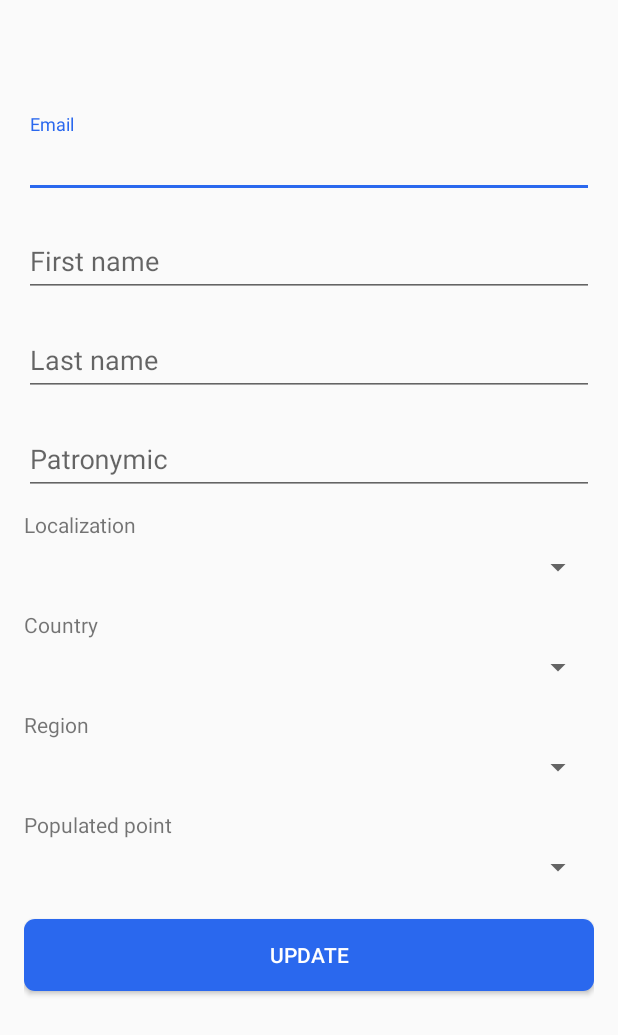
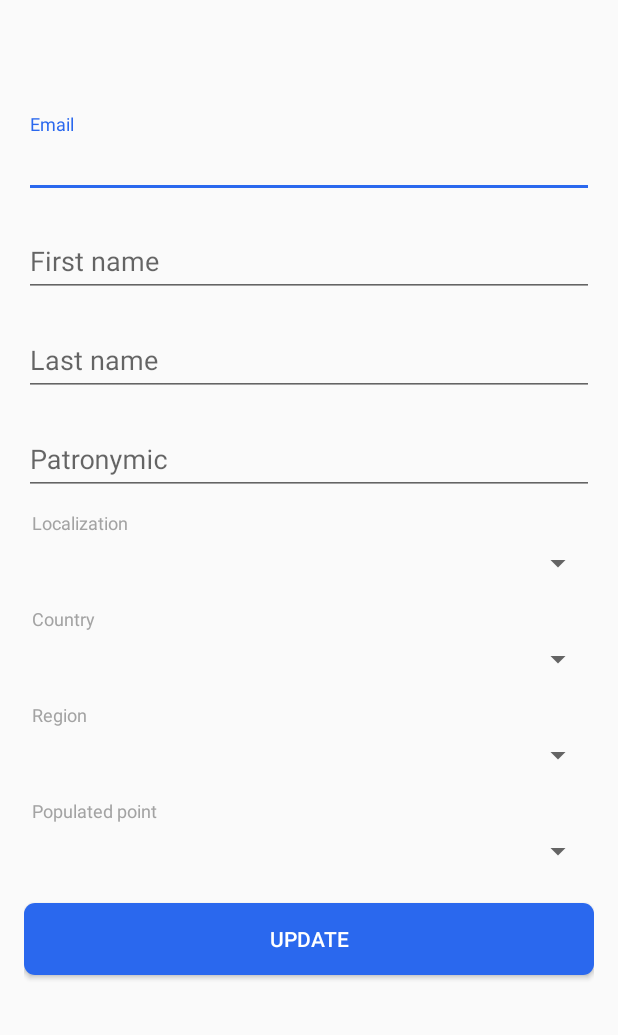
Before and after one commit to StanislavDanylenko/courseAndroidApp, an Android app: the layout fragment_profile.xml on its own in the app's theme, with its tools: preview values and no code run, on a phone screen of 412 x 824 dp. Shown: the top 1035 px of the screen. Run offline under Robolectric (Android 15) with nearby library versions, the phone set to English and light mode, and no system bars.

```diff
--- a/app/src/main/java/com/example/stanislav/myapplication/background/MyService.java
+++ b/app/src/main/java/com/example/stanislav/myapplication/background/MyService.java
@@ -16,10 +16,13 @@ import com.example.stanislav.myapplication.R;
 import com.example.stanislav.myapplication.SpeeerApplication;
 import com.example.stanislav.myapplication.activity.OrderActivity;
 
+import java.util.concurrent.atomic.AtomicInteger;
+
 
 public class MyService extends Service {
 
     private Thread update;
+    private AtomicInteger notificationId = new AtomicInteger(1);
 
     public void notificate(int count) {
         showNotification(this, getString(R.string.status_changed), String.format(getString(R.string.n_orders_changed_status), count), new Intent(this, OrderActivity.class));
@@ -55,7 +58,6 @@ public class MyService extends Service {
     public void showNotification(Context context, String title, String body, Intent intent) {
         NotificationManager notificationManager = (NotificationManager) context.getSystemService(Context.NOTIFICATION_SERVICE);
 
-        int notificationId = 1;
         String channelId = "channel-01";
         String channelName = "Channel Name";
         int importance = NotificationManager.IMPORTANCE_HIGH;
@@ -79,7 +81,7 @@ public class MyService extends Service {
         );
         mBuilder.setContentIntent(resultPendingIntent);
 
-        notificationManager.notify(notificationId, mBuilder.build());
+        notificationManager.notify(notificationId.getAndIncrement(), mBuilder.build());
     }
 
 }
--- a/app/src/main/res/layout/fragment_profile.xml
+++ b/app/src/main/res/layout/fragment_profile.xml
@@ -98,7 +98,11 @@
                 android:layout_width="match_parent"
                 android:layout_height="wrap_content"
                 android:text="@string/localization"
-                android:layout_marginTop="10dp"/>
+                android:layout_marginTop="10dp"
+                android:textColor="#a3a3a3"
+                android:textSize="12sp"
+                android:layout_marginStart="5sp"
+                android:layout_marginLeft="5sp"/>
 
             <Spinner
                 android:id="@+id/profile_localization"
@@ -110,7 +114,11 @@
                 android:layout_width="match_parent"
                 android:layout_height="wrap_content"
                 android:text="@string/country"
-                android:layout_marginTop="10dp"/>
+                android:layout_marginTop="10dp"
+                android:textColor="#a3a3a3"
+                android:textSize="12sp"
+                android:layout_marginStart="5sp"
+                android:layout_marginLeft="5sp"/>
 
             <Spinner
                 android:id="@+id/profile_country"
@@ -122,7 +130,11 @@
                 android:layout_width="match_parent"
                 android:layout_height="wrap_content"
                 android:text="@string/region"
-                android:layout_marginTop="10dp"/>
+                android:layout_marginTop="10dp"
+                android:textColor="#a3a3a3"
+                android:textSize="12sp"
+                android:layout_marginStart="5sp"
+                android:layout_marginLeft="5sp"/>
 
             <Spinner
                 android:id="@+id/profile_region"
@@ -134,7 +146,11 @@
                 android:layout_width="match_parent"
                 android:layout_height="wrap_content"
                 android:text="@string/pop_point"
-                android:layout_marginTop="10dp"/>
+                android:layout_marginTop="10dp"
+                android:textColor="#a3a3a3"
+                android:textSize="12sp"
+                android:layout_marginStart="5sp"
+                android:layout_marginLeft="5sp"/>
 
             <Spinner
                 android:id="@+id/profile_point"
--- a/app/src/main/res/values/strings.xml
+++ b/app/src/main/res/values/strings.xml
@@ -75,4 +75,5 @@
     <string name="country">Country</string>
     <string name="region">Region</string>
     <string name="pop_point">Populated point</string>
+    <string name="incorrect_input">Incorrect input</string>
 </resources>
```
Also changed, not shown: app/src/main/java/com/example/stanislav/myapplication/SpeeerApplication.java (+33 -5 lines), app/src/main/java/com/example/stanislav/myapplication/activity/LoginActivity.java (+25 -2 lines), app/src/main/java/com/example/stanislav/myapplication/activity/MainActivity.java (+8 -8 lines), app/src/main/java/com/example/stanislav/myapplication/activity/OrderActivity.java (+24 -7 lines), app/src/main/java/com/example/stanislav/myapplication/activity/menu/fragment/AddFragment.java (+17 -6 lines), 139 other files.
